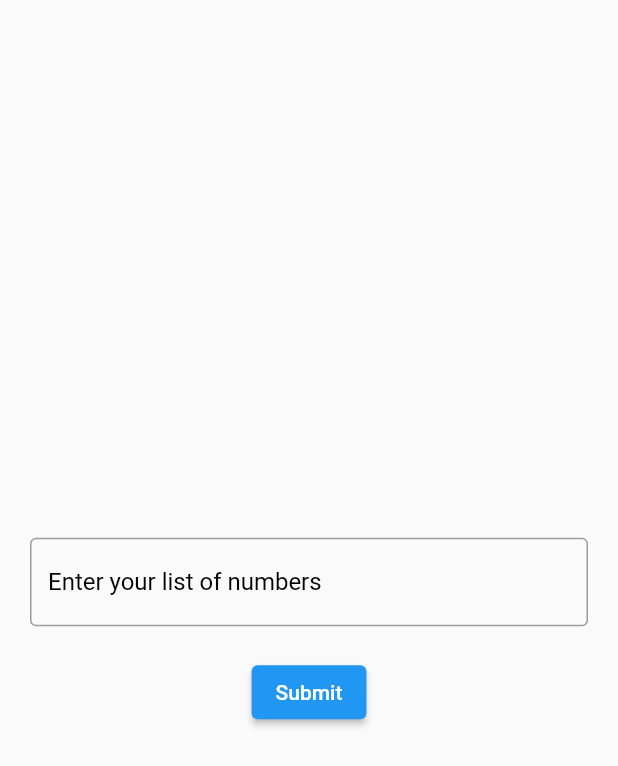
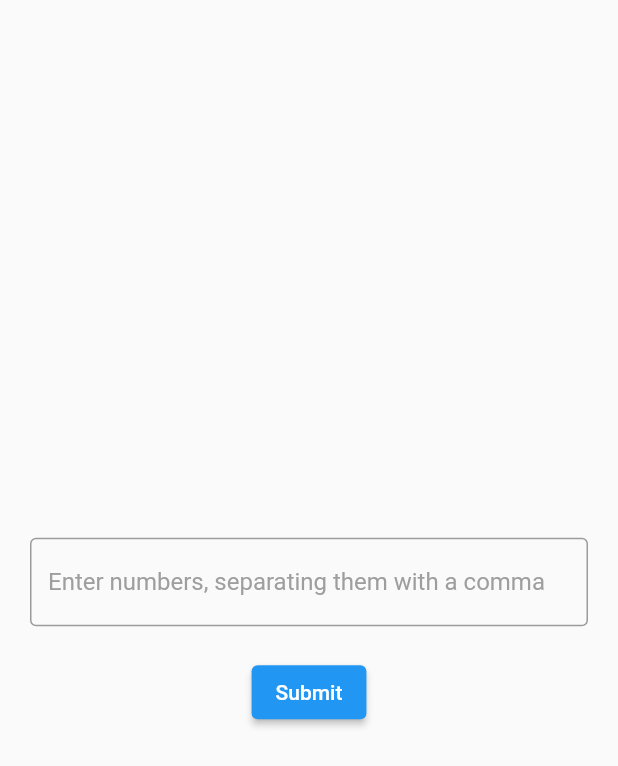
Before and after one commit to errsync/zadanie_rekrutacyjne, a Flutter app: the screen it shows after launch, on a phone screen of 412 x 824 dp. Shown: the top 766 px of the screen. Run offline on Flutter 3.47's test engine with Material 2 defaults, Android fonts, the phone set to English and light mode, and no system bars; generated files the repository leaves out were written again.

Commit message:
added suport for pl, en and de language

```diff
--- /dev/null
+++ b/l10n.yaml
@@ -0,0 +1,3 @@
+arb-dir: lib/l10n
+template-arb-file: app_en.arb
+output-localization-file: app_localizations.dart
--- a/lib/constants/constants.dart
+++ /dev/null
@@ -1,4 +0,0 @@
-class Constants {
-  static const String HINT_TEXT = "Enter your list of numbers";
-  static const String SUBMIT_TEXT = "Submit";
-}
--- /dev/null
+++ b/lib/l10n/app_de.arb
@@ -0,0 +1,4 @@
+{
+    "enterNumbers": "Geben Sie Zahlen ein und trennen Sie sie durch ein Komma",
+    "submit": "Einreichen"
+}
--- /dev/null
+++ b/lib/l10n/app_pl.arb
@@ -0,0 +1,4 @@
+{
+    "enterNumbers": "Wprowadź po przecinku liczby",
+    "submit": "Prześlij"
+}
--- a/lib/main.dart
+++ b/lib/main.dart
@@ -1,5 +1,6 @@
 import 'package:flutter/material.dart';
 import 'package:zadanie_rekrutacyjne_/views/input_page.dart';
+import 'package:flutter_gen/gen_l10n/app_localizations.dart';
 
 void main() {
   runApp(MyApp());
@@ -11,6 +12,8 @@ class MyApp extends StatelessWidget {
     return MaterialApp(
       debugShowCheckedModeBanner: false,
       title: 'Flutter Demo',
+      localizationsDelegates: AppLocalizations.localizationsDelegates,
+      supportedLocales: AppLocalizations.supportedLocales,
       theme: ThemeData(
         primarySwatch: Colors.blue,
       ),
--- a/lib/views/input_page.dart
+++ b/lib/views/input_page.dart
@@ -1,6 +1,6 @@
 import 'package:flutter/material.dart';
 import 'package:zadanie_rekrutacyjne_/views/output_page.dart';
-import 'package:zadanie_rekrutacyjne_/constants/constants.dart';
+import 'package:flutter_gen/gen_l10n/app_localizations.dart';
 
 int evenOrOdd(List<int> list) {
   int k = 0;
@@ -51,11 +51,11 @@ class _InputPageState extends State<InputPage> {
               padding: const EdgeInsets.all(20),
               child: TextField(
                 controller: textController,
-                decoration: const InputDecoration(
-                  border: OutlineInputBorder(),
-                  hintText: Constants.HINT_TEXT,
-                  hintStyle: TextStyle(
-                    color: Colors.black,
+                decoration: InputDecoration(
+                  border: const OutlineInputBorder(),
+                  hintText: AppLocalizations.of(context)!.enterNumbers,
+                  hintStyle: const TextStyle(
+                    color: Colors.grey,
                   ),
                 ),
               ),
@@ -70,7 +70,7 @@ class _InputPageState extends State<InputPage> {
                               evenOrOdd(convertToList(textController.text)))),
                 );
               },
-              child: const Text(Constants.SUBMIT_TEXT),
+              child: Text(AppLocalizations.of(context)!.submit),
             )
           ],
         ),
```
Also changed, not shown: lib/l10n/app_en.arb (added, +10 -0 lines), pubspec.yaml (+5 -3 lines), pubspec.lock, 1 other file.
